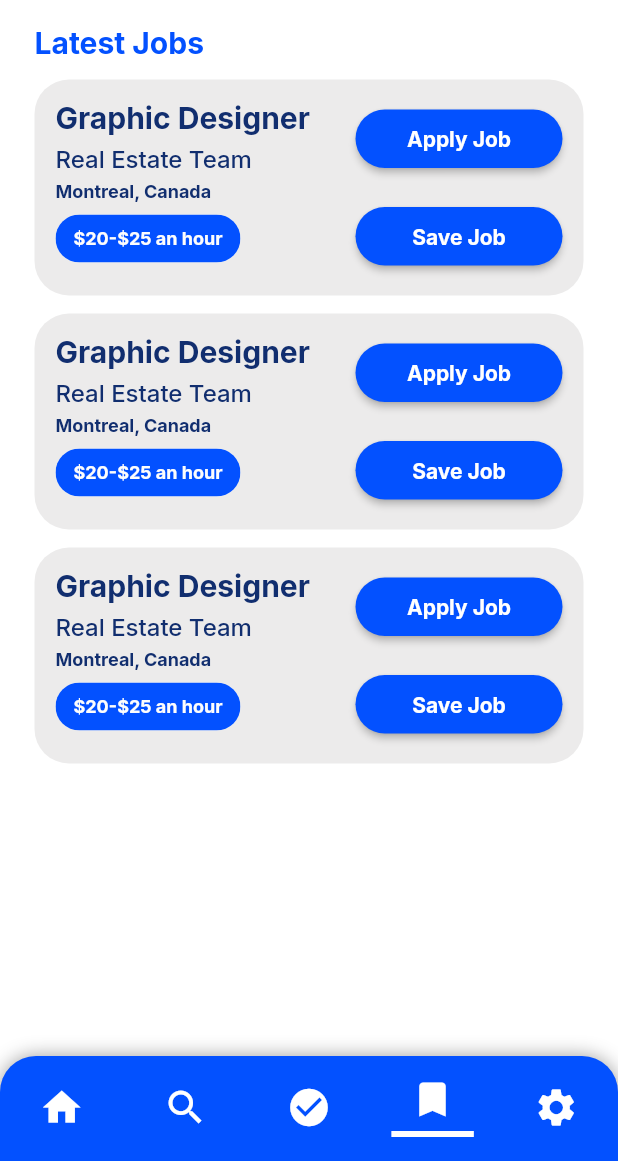
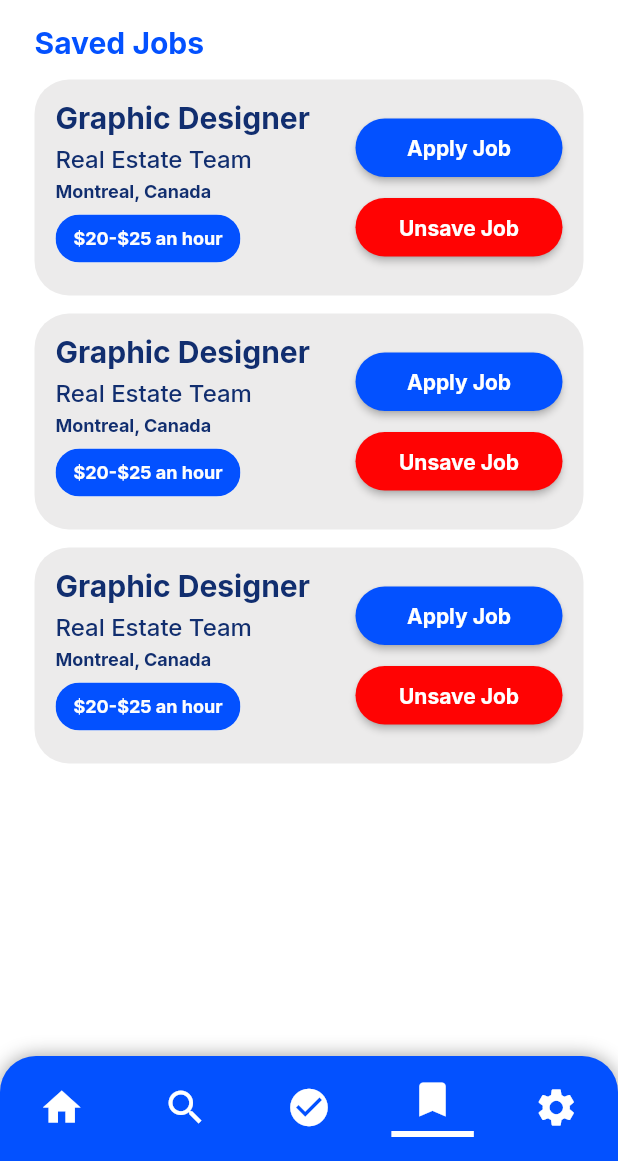
Before and after one commit to nikhil24-tech/jobrecruitmentapp_hybrid, a Flutter app: the JobSeekerHomeScreen screen opened directly, item 4 of the bottom bar chosen, on a phone screen of 412 x 824 dp, the part 75-1236 px from its top. Run offline on Flutter 3.47's test engine with Material 2 defaults, Android fonts, the phone set to English and light mode, and no system bars; our stand-ins replace google_fonts.

Commit message:
saved job UI

```diff
--- /dev/null
+++ b/lib/screens/JobSeeker/HomeScreenPagesJs/saved_jobs_page.dart
@@ -0,0 +1,32 @@
+import 'package:flutter/material.dart';
+import '../../../constants/style.dart';
+import '../../../widgets/JobSeeker/js_job_listing_widget.dart';
+import '../../../widgets/JobSeeker/saved_jobs_widget.dart';
+
+class SavedJobsPage extends StatelessWidget {
+  @override
+  Widget build(BuildContext context) {
+    return Container(
+      padding: EdgeInsets.symmetric(horizontal: 23),
+      width: double.maxFinite,
+      child: Column(
+        crossAxisAlignment: CrossAxisAlignment.center,
+        children: [
+          SizedBox(height: 12),
+          Text('JobKart', style: kSmallLogoTextStyle),
+          SizedBox(height: 17),
+          Align(
+            alignment: Alignment.centerLeft,
+            child: Text('Saved Jobs', style: kHeading2BoldStyle),
+          ),
+          SizedBox(height: 12),
+          SavedJobWidget(),
+          SizedBox(height: 12),
+          SavedJobWidget(),
+          SizedBox(height: 12),
+          SavedJobWidget(),
+        ],
+      ),
+    );
+  }
+}
--- a/lib/screens/JobSeeker/home_screen_jobseeker.dart
+++ b/lib/screens/JobSeeker/home_screen_jobseeker.dart
@@ -2,6 +2,7 @@ import 'package:flutter/material.dart';
 import '../../constants/style.dart';
 import '../../widgets/JobSeeker/underlined_icon_widget.dart';
 import 'HomeScreenPagesJs/js_home_page.dart';
+import 'HomeScreenPagesJs/saved_jobs_page.dart';
 
 class JobSeekerHomeScreen extends StatefulWidget {
   @override
@@ -13,7 +14,7 @@ class _JobSeekerHomeScreenState extends State<JobSeekerHomeScreen> {
   final List<Widget> _pages = [ JobSeekerHomePage(),
     JobSeekerHomePage(),
     JobSeekerHomePage(),
-    JobSeekerHomePage(),
+    SavedJobsPage(),
     JobSeekerHomePage(),];
 
   @override
--- /dev/null
+++ b/lib/widgets/JobSeeker/saved_jobs_widget.dart
@@ -0,0 +1,64 @@
+import 'package:flutter/material.dart';
+import '../../constants/style.dart';
+
+class SavedJobWidget extends StatelessWidget {
+//A Row inside a contaiber with two columns in it. The first column
+  //containing three text widgets and a chip .The second column
+  //containing an icon and a button
+
+  @override
+  Widget build(BuildContext context) {
+    return Container(
+      padding: EdgeInsets.all(14),
+      decoration: BoxDecoration(
+        color: Color(0xAAE2E1E1),
+        borderRadius: BorderRadius.circular(23),
+      ),
+      child: Row(
+        mainAxisAlignment: MainAxisAlignment.spaceBetween,
+        children: [
+          Column(
+            crossAxisAlignment: CrossAxisAlignment.start,
+            children: [
+              Text('Graphic Designer',
+                  style: kHeading2BoldStyle.copyWith(color: Color(0xFF112E6F))),
+              SizedBox(height: 5),
+              Text(
+                'Real Estate Team',
+                style: kHeading3DarkStyle,
+              ),
+              SizedBox(height: 5),
+              Text('Montreal, Canada', style: kAppTextDarkBoldStyle),
+              Chip(
+                label: Text('\$20-\$25 an hour', style: kAppTextBoldWhiteStyle),
+                backgroundColor: kThemeColor1,
+              ),
+            ],
+          ),
+          Column(
+            crossAxisAlignment: CrossAxisAlignment.end,
+            children: [
+              ElevatedButton(
+                style: kSmallButtonStyle,
+                child: Text("Apply Job"),
+                onPressed: () {
+                  //TODO: Implement Apply job functionality
+                },
+              ),
+              SizedBox(height: 5),
+              ElevatedButton(
+                style: kSmallButtonStyle.copyWith(
+                  backgroundColor: MaterialStateProperty.all(kDeleteRedColor),
+                ),
+                child: Text("Unsave Job"),
+                onPressed: () {
+                  //TODO: Implement unsave job functionality
+                },
+              ),
+            ],
+          ),
+        ],
+      ),
+    );
+  }
+}
```
Also changed, not shown: 3 other files.
